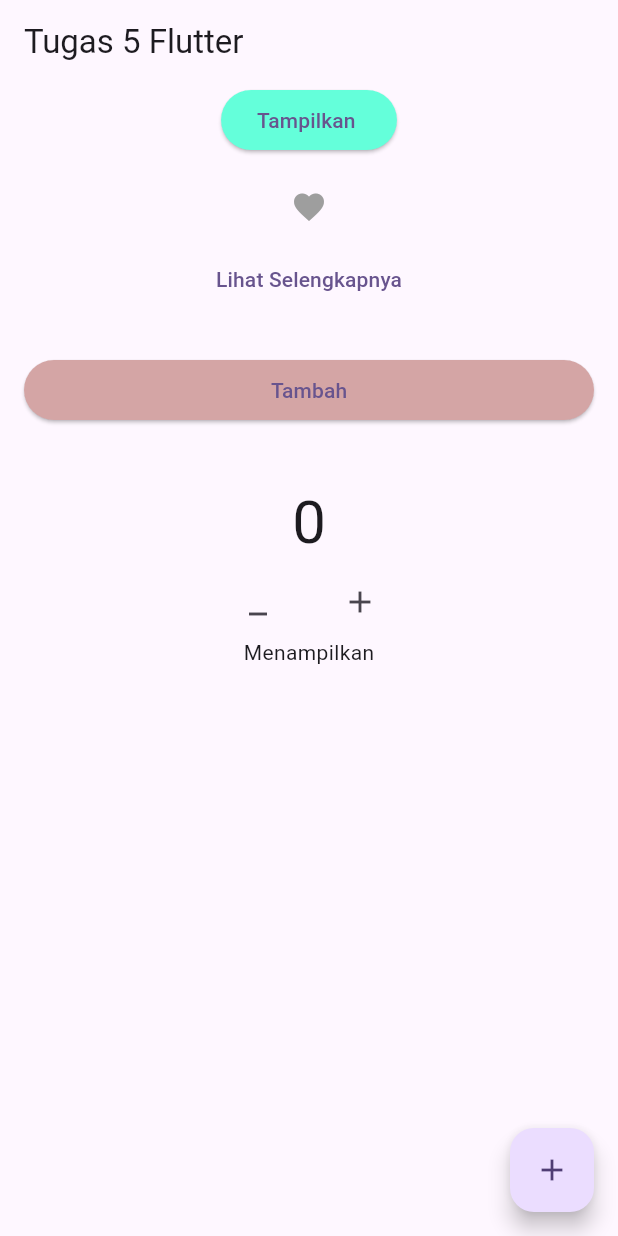
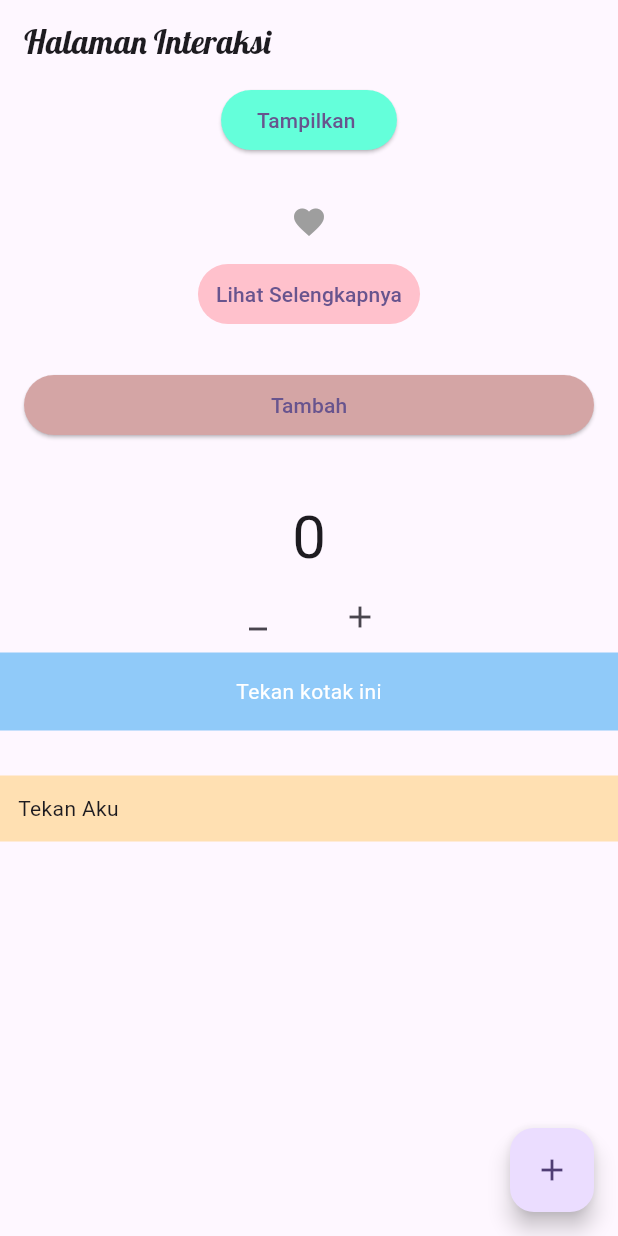
Before and after one commit to naufalrdev/ppkd_b_3, a Flutter app: the screen it shows after launch, on a phone screen of 412 x 824 dp. Run offline on Flutter 3.47's test engine with Material 3 defaults, Android fonts, the phone set to English and light mode, and no system bars; our stand-ins replace font_awesome_flutter, google_fonts; project files that could hold a hidden picture were left out.

Commit message:
Almost Done Task 5

```diff
--- a/lib/tugas_5_flutter/tester1.dart
+++ b/lib/tugas_5_flutter/tester1.dart
@@ -14,11 +14,17 @@ class _MyWidgetState extends State<MyWidget> {
   bool showDeskripsi = false;
   int count = 0;
   bool showInkWell = false;
+  bool showBox = false;
 
   @override
   Widget build(BuildContext context) {
     return Scaffold(
-      appBar: AppBar(title: Text("Tugas 5 Flutter")),
+      appBar: AppBar(
+        title: Text(
+          "Halaman Interaksi",
+          style: TextStyle(fontFamily: "Lobster"),
+        ),
+      ),
       floatingActionButton: FloatingActionButton(
         onPressed: () {
           setState(() {
@@ -28,8 +34,7 @@ class _MyWidgetState extends State<MyWidget> {
         child: Icon(Icons.add),
       ),
 
-      body: Column(
-        crossAxisAlignment: CrossAxisAlignment.center,
+      body: ListView(
         children: [
           Center(
             child: Column(
@@ -47,7 +52,7 @@ class _MyWidgetState extends State<MyWidget> {
                   },
                   child: Text(showNama ? 'Sembunyikan ' : 'Tampilkan '),
                 ),
-                SizedBox(height: 10),
+                SizedBox(height: 20),
                 if (showNama) Text("Nama Saya: Naufal Rifky Dwi Putra"),
               ],
             ),
@@ -66,20 +71,34 @@ class _MyWidgetState extends State<MyWidget> {
                   color: isLiked ? Colors.red : Colors.grey,
                 ),
               ),
-              if (isLiked) Text("Disukai"),
+              if (isLiked) Text("Aku Cinta Kamu"),
             ],
           ),
 
+          Center(
+            child: Column(
+              children: [
                 TextButton(
+                  style: ButtonStyle(
+                    backgroundColor: WidgetStateProperty.all<Color>(
+                      AppColor.pinkPastel,
+                    ),
+                  ),
+
                   onPressed: () {
                     setState(() {
                       showDeskripsi = !showDeskripsi;
                     });
                   },
-            child: Text(showDeskripsi ? "Sembunyikan" : "Lihat Selengkapnya"),
+                  child: Text(
+                    showDeskripsi ? "Sembunyikan" : "Lihat Selengkapnya",
+                  ),
                 ),
                 SizedBox(height: 10),
                 if (showDeskripsi) Text("Warna merah adalah cinta"),
+              ],
+            ),
+          ),
 
           Column(
             children: [
@@ -132,14 +151,38 @@ class _MyWidgetState extends State<MyWidget> {
 
               InkWell(
                 onTap: () {
-                  print("Kotak Disentuh");
+                  print('Kotak disentuh');
                   setState(() {
-                    showInkWell = !showInkWell;
+                    showBox = !showBox;
                   });
                 },
-                child: Text(showInkWell ? "Menghilangkan" : "Menampilkan"),
+                child: Container(
+                  padding: EdgeInsets.all(16),
+                  // width: double.infinity,
+                  // height: 50,
+                  color: Colors.blue[200],
+                  alignment: Alignment.center,
+                  child: Text(
+                    'Tekan kotak ini',
+                    style: TextStyle(color: Colors.white),
                   ),
+                ),
+              ),
+              if (showBox) Text('Kotak telah disentuh!'),
             ],
+          ),
+
+          SizedBox(height: 30),
+          // GestureDetector
+          GestureDetector(
+            onTap: () => print('Ditekan sekali'),
+            onDoubleTap: () => print('Ditekan dua kali'),
+            onLongPress: () => print('Tahan lama'),
+            child: Container(
+              padding: EdgeInsets.all(12),
+              color: Colors.orange[100],
+              child: Text('Tekan Aku'),
+            ),
           ),
         ],
       ),
```
Lines whose indentation alone changed are shown as unchanged.
